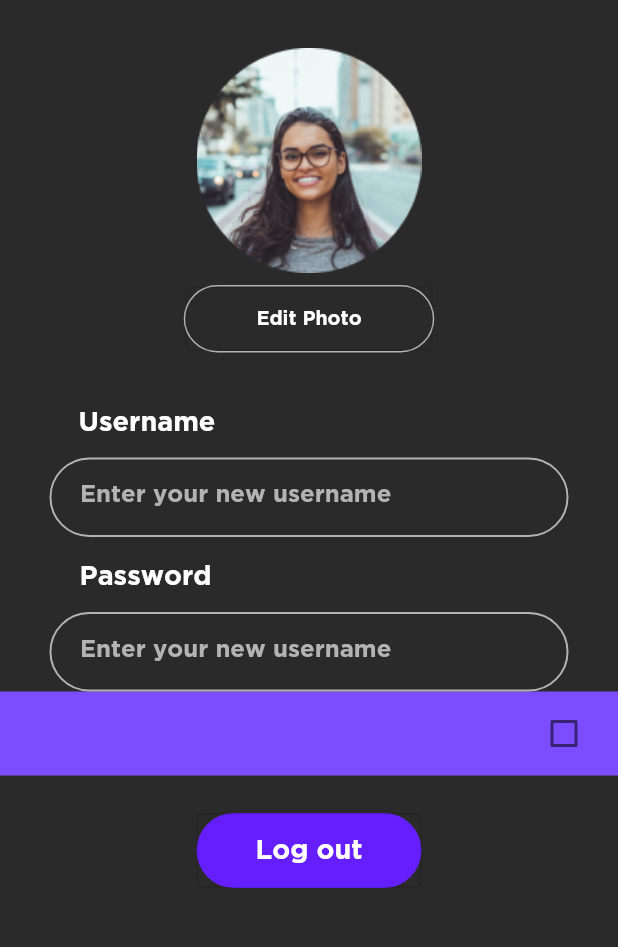
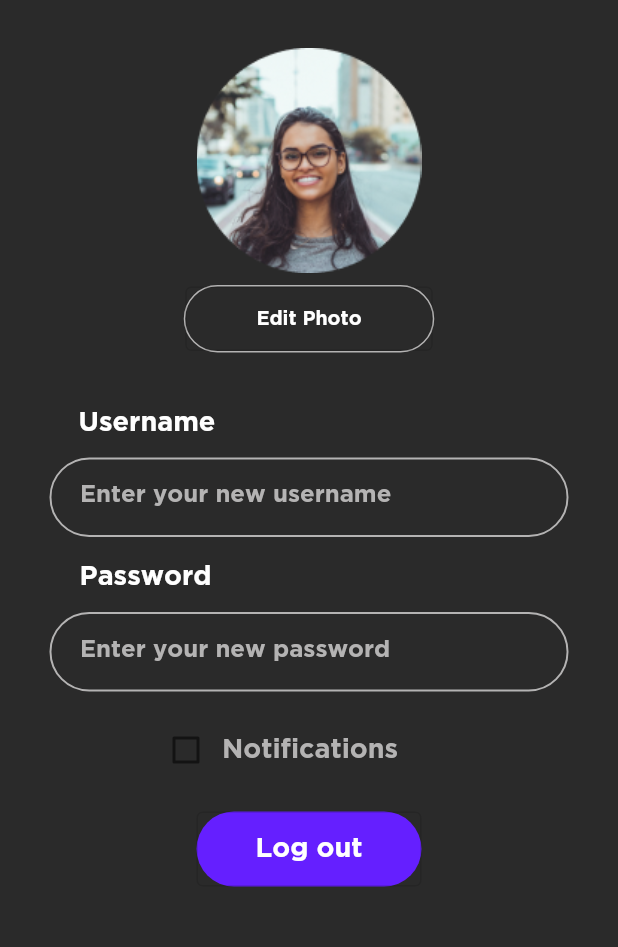
Before and after one commit to acm-projects/MyMuse, a Flutter app: the EditProfile screen opened directly, on a phone screen of 412 x 824 dp, the part 201-1148 px from its top. Run offline on Flutter 3.47's test engine with Material 2 defaults, Android fonts, the phone set to English and light mode, and no system bars; our stand-ins replace dot_navigation_bar, easy_splash_screen.

Commit message:
finished checkbox implementation on editprofile, edited visual aspects, added comments where new user flow needs to be implemented

```diff
--- a/lib/editprofile.dart
+++ b/lib/editprofile.dart
@@ -4,6 +4,7 @@ import 'package:flutter/material.dart';
 import 'package:test_flutter/addfriends.dart';
 import 'package:test_flutter/friendrequest.dart';
 import 'package:dot_navigation_bar/dot_navigation_bar.dart';
+import 'package:test_flutter/userprofile.dart';
 
 import 'main.dart';
 
@@ -23,17 +24,17 @@ class _EditProfile extends State<EditProfile> {
 
   @override
   Widget build(BuildContext context) {
-    Color getColor(Set<MaterialState> states) {
-      const Set<MaterialState> interactiveStates = <MaterialState>{
-        MaterialState.pressed,
-        MaterialState.hovered,
-        MaterialState.focused,
-      };
-      if (states.any(interactiveStates.contains)) {
-        return Colors.deepPurpleAccent;
-      }
-      return Colors.deepPurpleAccent;
-    }
+    // Color getColor(Set<MaterialState> states) {
+    //   const Set<MaterialState> interactiveStates = <MaterialState>{
+    //     MaterialState.pressed,
+    //     MaterialState.hovered,
+    //     MaterialState.focused,
+    //   };
+    //   if (states.any(interactiveStates.contains)) {
+    //     return Colors.deepPurpleAccent;
+    //   }
+    //   return Colors.deepPurpleAccent;
+    // }
 
     return Scaffold(
         backgroundColor: const Color.fromARGB(255, 42, 42, 42),
@@ -53,7 +54,7 @@ class _EditProfile extends State<EditProfile> {
                             Navigator.push(
                                 context,
                                 MaterialPageRoute(
-                                    builder: (context) => Home()));
+                                    builder: (context) => UserProfile()));
                           },
                           child: Container(
                             alignment: Alignment.topCenter,
@@ -207,12 +208,20 @@ class _EditProfile extends State<EditProfile> {
                             fontFamily: 'Gotham',
                             color: Color.fromARGB(255, 180, 179, 179),
                           ),
-                          hintText: ('Enter your new username'),
+                          hintText: ('Enter your new password'),
                         ))),
               ),
-              CheckboxListTile(
+              Padding(
+                padding: const EdgeInsets.fromLTRB(100, 15, 50, 0),
+                child: Row(
+                  children: [
+                    Checkbox(
+                      // NOT CHECKING
                       checkColor: Colors.white,
-                tileColor: Colors.deepPurpleAccent,
+                      // tileColor: Color.fromARGB(255, 42, 42, 42),
+                      activeColor: Colors.deepPurpleAccent,
+
+                      // title: Text("Notifications"),
                       //fillColor: MaterialStateProperty.resolveWith(getColor),
                       value: isChecked,
                       onChanged: (bool? value) {
@@ -222,8 +231,20 @@ class _EditProfile extends State<EditProfile> {
                         });
                       },
                     ),
+                    Text(
+                      "Notifications",
+                      textAlign: TextAlign.left,
+                      style: TextStyle(
+                        fontSize: 18.0,
+                        fontFamily: 'Gotham',
+                        color: Color.fromARGB(255, 180, 179, 179),
+                      ),
+                    ),
+                  ],
+                ),
+              ),
               Padding(
-                padding: const EdgeInsets.fromLTRB(22, 25, 22, 20),
+                padding: const EdgeInsets.fromLTRB(22, 17, 22, 20),
                 child: Container(
                   width: 150.0,
                   height: 50.0,
@@ -242,6 +263,7 @@ class _EditProfile extends State<EditProfile> {
                       ),
                     ),
                     onPressed: () {
+                      // CHANGE USER FLOW HERE
                       Navigator.push(
                           context,
                           MaterialPageRoute(
--- a/lib/main.dart
+++ b/lib/main.dart
@@ -24,7 +24,7 @@ class MyApp extends StatelessWidget {
         primarySwatch: Colors.blue,
         visualDensity: VisualDensity.adaptivePlatformDensity,
       ),
-      home: addFriends(), // what is the main page
+      home: UserProfile(), // what is the main page
     );
   }
 }
```
Also changed, not shown: lib/userprofile.dart (+38 -33 lines). Lines whose indentation alone changed are shown as unchanged.
